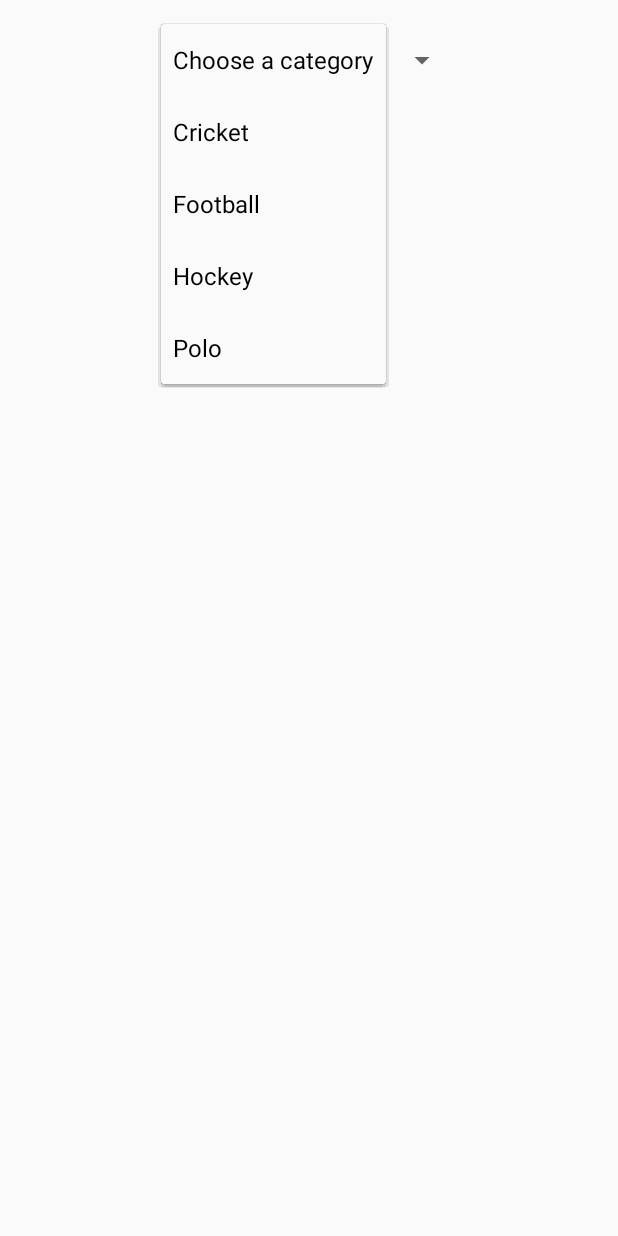
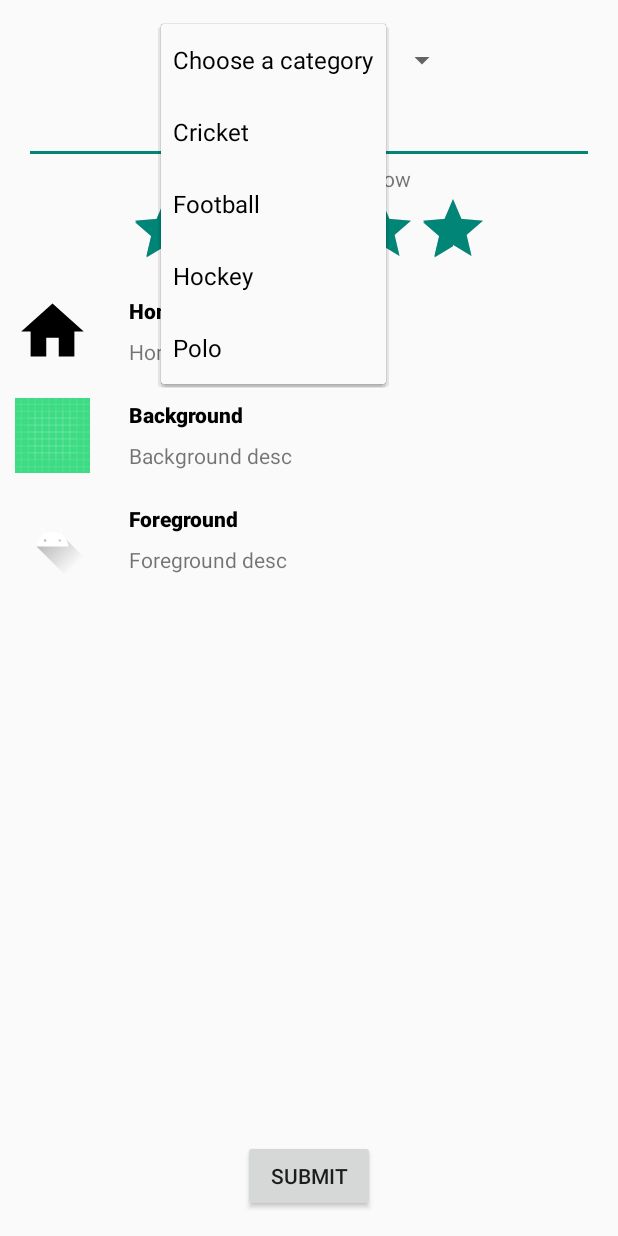
Before and after one commit to Mehboob-alam1/Switch-and-Toggle, an Android app: the MainActivity2 screen opened directly, with no data from a screen before it, after a tap on "Choose a category", on a phone screen of 412 x 824 dp. Run offline under Robolectric (Android 15) with nearby library versions, the phone set to English and light mode, and no system bars.

```diff
--- /dev/null
+++ b/app/src/main/java/com/mehboob/widgetsabout/CustomAdapter.java
@@ -0,0 +1,67 @@
+package com.mehboob.widgetsabout;
+
+import android.content.Context;
+import android.view.LayoutInflater;
+import android.view.View;
+import android.view.ViewGroup;
+import android.widget.ArrayAdapter;
+import android.widget.BaseAdapter;
+import android.widget.ImageView;
+import android.widget.TextView;
+
+import androidx.annotation.NonNull;
+import androidx.annotation.Nullable;
+
+public class CustomAdapter extends BaseAdapter {
+
+    Context context;
+    final String[] title;
+    final String[] subtitle;
+    final int[] images;
+
+    public CustomAdapter(Context context, String[] title, String[] subtitle, int[] images) {
+        this.context = context;
+        this.title = title;
+        this.subtitle = subtitle;
+        this.images = images;
+    }
+
+    @Override
+    public int getCount() {
+        return title.length;
+    }
+
+    @Override
+    public Object getItem(int i) {
+        return null;
+    }
+
+    @Override
+    public long getItemId(int i) {
+        return 0;
+    }
+
+
+
+
+    @NonNull
+    @Override
+    public View getView(int position, @Nullable View convertView, @NonNull ViewGroup parent) {
+
+
+
+        View view = LayoutInflater.from(context).inflate(R.layout.sample_listview, parent, false);
+
+        ImageView iv = view.findViewById(R.id.list_image);
+        TextView Title = view.findViewById(R.id.list_title);
+        TextView Subtitle = view.findViewById(R.id.list_subtitle);
+
+
+        iv.setImageResource(images[position]);
+        Title.setText(title[position]);
+        Subtitle.setText(subtitle[position]);
+
+
+        return view;
+    }
+}
--- a/app/src/main/java/com/mehboob/widgetsabout/MainActivity2.java
+++ b/app/src/main/java/com/mehboob/widgetsabout/MainActivity2.java
@@ -1,27 +1,54 @@
 package com.mehboob.widgetsabout;
 
 import androidx.appcompat.app.AppCompatActivity;
+import androidx.appcompat.widget.AppCompatButton;
 
 import android.annotation.SuppressLint;
+import android.app.AlertDialog;
+import android.content.DialogInterface;
+import android.content.Intent;
+import android.media.Rating;
 import android.os.Bundle;
 import android.view.View;
 import android.widget.AdapterView;
 import android.widget.ArrayAdapter;
+import android.widget.AutoCompleteTextView;
+import android.widget.ListView;
+import android.widget.RatingBar;
 import android.widget.Spinner;
 import android.widget.Toast;
 
-public class MainActivity2 extends AppCompatActivity  implements AdapterView.OnItemSelectedListener {
-private Spinner spinner;
-String[] sports={"Choose a category","Cricket","Football","Hockey","Polo"};
+public class MainActivity2 extends AppCompatActivity implements AdapterView.OnItemSelectedListener, AdapterView.OnItemClickListener, View.OnClickListener {
+    private Spinner spinner;
+    AlertDialog.Builder builder;
+    private AutoCompleteTextView autoCompleteTextView;
+    private ListView listView;
+    AppCompatButton button;
+    RatingBar ratingBar;
+    String[] sports = {"Choose a category", "Cricket", "Football", "Hockey", "Polo"};
+    int[] Images = {R.drawable.ic_baseline_home_24, R.drawable.ic_launcher_background, R.drawable.ic_launcher_foreground};
+    String[] title = {"Home", "Background", "Foreground"};
+    String[] sub_title = {"Home desc ", "Background desc ", "Foreground desc"};
+    //
+    String[] subjects = {"English", "Maths", "Physics", "Chemistry", "Urdu", "Islamiat"};
+    String[] dishes = {"Biryani", "Sandwich", "Burger", "Chow-min", "Dow Dow", "Pulao", "Mix Sabzi", "Kilao", "Chicken", "Karahi", "Sikh Kabab", "Quorma", "Samosa"};
+
     @SuppressLint("MissingInflatedId")
     @Override
     protected void onCreate(Bundle savedInstanceState) {
         super.onCreate(savedInstanceState);
         setContentView(R.layout.activity_main2);
 
-        spinner= findViewById(R.id.spinner);
+        ratingBar=findViewById(R.id.ratin);
+        spinner = findViewById(R.id.spinner);
+        autoCompleteTextView = findViewById(R.id.autoCompletetext);
+        listView = findViewById(R.id.listView);
+        button=findViewById(R.id.btnSubmit);
+        ratingBar.setRating(5);
+        builder = new AlertDialog.Builder(this);
 
-        ArrayAdapter<String> adapter = new ArrayAdapter<String>(this, android.R.layout.simple_spinner_dropdown_item,sports);
+
+        ArrayAdapter<String> adapter = new ArrayAdapter<String>(this, android.R.layout.simple_spinner_dropdown_item, sports);
 
 
         adapter.setDropDownViewResource(android.R.layout.simple_spinner_dropdown_item);
@@ -31,8 +58,21 @@ String[] sports={"Choose a category","Cricket","Football","Hockey","Polo"};
 
         spinner.setOnItemSelectedListener(this);
 
+//
+        ArrayAdapter<String> autoCompleteAdapter = new ArrayAdapter<>(this, android.R.layout.select_dialog_item, subjects);
+
+        autoCompleteTextView.setThreshold(3);
+        autoCompleteTextView.setAdapter(autoCompleteAdapter);
 
 
+//        ArrayAdapter<String> dishesAdapter = new ArrayAdapter<>(this, android.R.layout.simple_list_item_1, dishes);
+//        listView.setAdapter(dishesAdapter);
+        CustomAdapter adapter1 = new CustomAdapter(this, title, sub_title, Images);
+
+        listView.setAdapter(adapter1);
+
+        listView.setOnItemClickListener(this::onItemClick);
+        button.setOnClickListener(this::onClick);
 
 
     }
@@ -42,7 +82,7 @@ String[] sports={"Choose a category","Cricket","Football","Hockey","Polo"};
 
         String name = (String) adapterView.getItemAtPosition(i);
 
-        switch (name){
+        switch (name) {
             case "Choose a category":
                 Toast.makeText(this, "Select any item", Toast.LENGTH_SHORT).show();
                 break;
@@ -50,11 +90,53 @@ String[] sports={"Choose a category","Cricket","Football","Hockey","Polo"};
 
         }
 
-        Toast.makeText(this, "Seleted Item name is "+adapterView.getItemAtPosition(i), Toast.LENGTH_SHORT).show();
+        Toast.makeText(this, "Selected Item name is " + adapterView.getItemAtPosition(i), Toast.LENGTH_SHORT).show();
     }
 
     @Override
     public void onNothingSelected(AdapterView<?> adapterView) {
 
     }
+
+    @Override
+    public void onItemClick(AdapterView<?> adapterView, View view, int i, long l) {
+
+        String obj = (String) adapterView.getItemAtPosition(i);
+
+        Toast.makeText(this, "Elected item " + obj, Toast.LENGTH_SHORT).show();
+    }
+
+    @Override
+    public void onBackPressed() {
+        builder.setMessage("Are you sure you want to exit")
+                .setCancelable(false)
+                .setPositiveButton("Yes", new DialogInterface.OnClickListener() {
+                    @Override
+                    public void onClick(DialogInterface dialogInterface, int i) {
+                        finishAffinity();
+                    }
+                }).setNegativeButton("N0", new DialogInterface.OnClickListener() {
+                    @Override
+                    public void onClick(DialogInterface dialogInterface, int i) {
+                        dialogInterface.dismiss();
+                    }
+                }).setNeutralButton("Cancel", new DialogInterface.OnClickListener() {
+                    @Override
+                    public void onClick(DialogInterface dialogInterface, int i) {
+                        Toast.makeText(MainActivity2.this, "Bajwa", Toast.LENGTH_SHORT).show();
+                    }
+                });
+
+        AlertDialog dialog = builder.create();
+        dialog.show();
+    }
+
+    @Override
+    public void onClick(View view) {
+
+
+          startActivity(new Intent(MainActivity2.this,DashBoardActivity.class));
+
+
+    }
 }
--- a/app/src/main/res/layout/activity_main2.xml
+++ b/app/src/main/res/layout/activity_main2.xml
@@ -16,5 +16,55 @@
         app:layout_constraintStart_toStartOf="parent"
         app:layout_constraintTop_toTopOf="parent" />
 
+    <AutoCompleteTextView
+        android:id="@+id/autoCompletetext"
+        android:layout_width="match_parent"
+        android:layout_height="wrap_content"
+        android:layout_marginStart="16dp"
+        android:layout_marginEnd="16dp"
+        app:layout_constraintEnd_toEndOf="parent"
+        app:layout_constraintHorizontal_bias="0.0"
+        app:layout_constraintStart_toStartOf="parent"
+        app:layout_constraintTop_toBottomOf="@+id/spinner" />
+
+    <TextView
+        android:id="@+id/textView"
+        android:layout_width="match_parent"
+        android:layout_height="wrap_content"
+        android:text="List View Down below"
+        android:textAlignment="center"
+        app:layout_constraintTop_toBottomOf="@+id/autoCompletetext" />
+
+    <RatingBar
+        android:id="@+id/ratin"
+        android:layout_width="wrap_content"
+        android:layout_height="wrap_content"
+     android:stepSize="0.2"
+
+        app:layout_constraintEnd_toEndOf="parent"
+        app:layout_constraintStart_toStartOf="parent"
+        app:layout_constraintTop_toBottomOf="@+id/textView" />
+
+    <ListView
+        android:id="@+id/listView"
+        android:layout_width="0dp"
+        android:layout_height="0dp"
+        android:divider="@color/teal_700"
+
+        app:layout_constraintBottom_toTopOf="@+id/btnSubmit"
+        app:layout_constraintEnd_toEndOf="parent"
+        app:layout_constraintStart_toStartOf="parent"
+        app:layout_constraintTop_toBottomOf="@+id/ratin" />
+
+    <androidx.appcompat.widget.AppCompatButton
+        android:id="@+id/btnSubmit"
+        android:layout_width="wrap_content"
+        android:layout_height="wrap_content"
+        android:layout_marginBottom="16dp"
+        android:text="Submit"
+        app:layout_constraintBottom_toBottomOf="parent"
+        app:layout_constraintEnd_toEndOf="parent"
+        app:layout_constraintStart_toStartOf="parent" />
+
 
 </androidx.constraintlayout.widget.ConstraintLayout>
--- /dev/null
+++ b/app/src/main/res/layout/sample_listview.xml
@@ -0,0 +1,39 @@
+<?xml version="1.0" encoding="utf-8"?>
+<LinearLayout xmlns:android="http://schemas.android.com/apk/res/android"
+    android:layout_width="match_parent"
+
+    android:layout_height="wrap_content">
+
+    <ImageView
+        android:id="@+id/list_image"
+        android:layout_width="50dp"
+        android:layout_height="50dp"
+        android:src="@mipmap/ic_launcher"
+        android:layout_margin="10dp"
+        />
+
+    <LinearLayout
+        android:layout_width="wrap_content"
+        android:layout_height="wrap_content"
+        android:layout_gravity="center_vertical"
+        android:layout_marginStart="16dp"
+        android:orientation="vertical">
+
+        <TextView
+            android:id="@+id/list_title"
+            android:layout_width="wrap_content"
+            android:layout_height="wrap_content"
+            android:layout_marginBottom="8dp"
+            android:fontFamily="sans-serif-medium"
+            android:text="Title"
+            android:textColor="@color/black"
+            android:textStyle="bold" />
+        <TextView
+            android:id="@+id/list_subtitle"
+            android:layout_width="wrap_content"
+            android:layout_height="wrap_content"
+            android:text="Sub title"/>
+
+    </LinearLayout>
+
+</LinearLayout>
```
Also changed, not shown: app/src/main/AndroidManifest.xml (+8 -0 lines), app/src/main/java/com/mehboob/widgetsabout/DashBoardActivity.java (added, +76 -0 lines), app/src/main/java/com/mehboob/widgetsabout/GridAdapter.java (added, +53 -0 lines), app/src/main/java/com/mehboob/widgetsabout/MainActivity.java (+4 -3 lines), app/src/main/res/layout/activity_dashboard.xml (added, +32 -0 lines), app/src/main/res/layout/grid_layout_custom.xml (added, +24 -0 lines).
